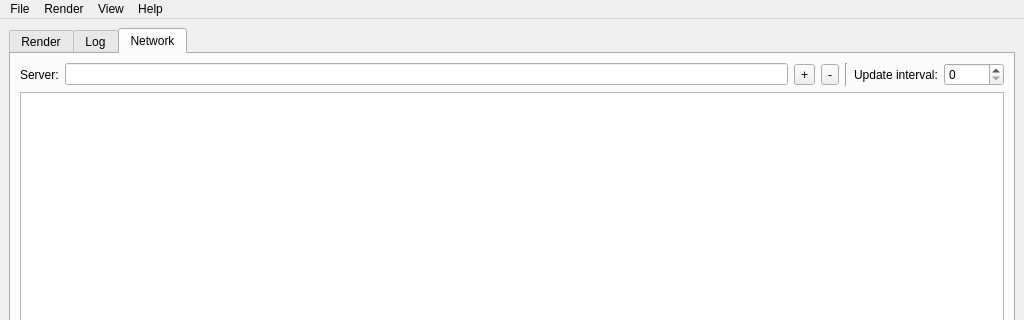
The window that qtgui/luxrender.ui (sungsoo/luxrender-lux) describes before a commit, drawn with Qt 5; both pictures show x 0 to 1024 and y 0 to 320 of the 1024 by 768 pixel window.
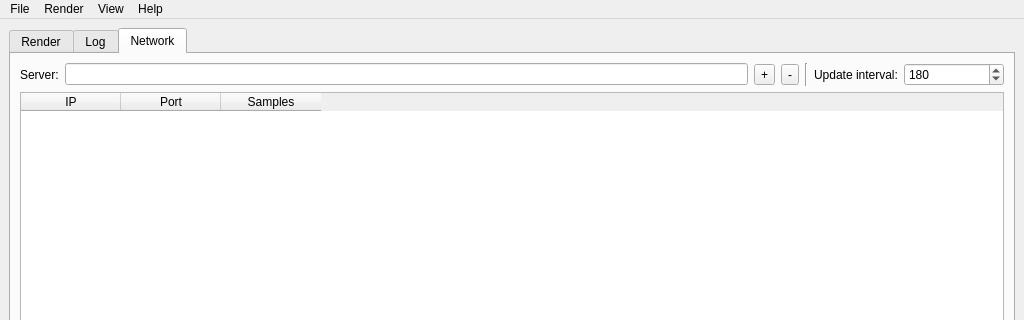
The same window after the commit. The open tabs and pages were chosen to show the change. Icons and pictures are not drawn.

Commit message: Implemented the network tab in the qt gui. It should now be roughly feature complete vs the wx gui. Tweaking of the lightgroup widget layout (patch by vIiRuS)

Diff of the .ui file:
```diff
--- a/qtgui/luxrender.ui
+++ b/qtgui/luxrender.ui
@@ -2445,7 +2445,35 @@
         <string>Network</string>
        </attribute>
        <layout class="QGridLayout" name="gridLayout_11">
-        <item row="0" column="0">
+        <item row="2" column="0">
+         <widget class="QTableWidget" name="table_servers">
+          <property name="editTriggers">
+           <set>QAbstractItemView::NoEditTriggers</set>
+          </property>
+          <property name="selectionBehavior">
+           <enum>QAbstractItemView::SelectRows</enum>
+          </property>
+          <property name="wordWrap">
+           <bool>true</bool>
+          </property>
+          <column>
+           <property name="text">
+            <string>IP</string>
+           </property>
+          </column>
+          <column>
+           <property name="text">
+            <string>Port</string>
+           </property>
+          </column>
+          <column>
+           <property name="text">
+            <string>Samples</string>
+           </property>
+          </column>
+         </widget>
+        </item>
+        <item row="1" column="0">
          <layout class="QHBoxLayout" name="horizontalLayout_3">
           <item>
            <widget class="QLabel" name="label_updateInterval">
@@ -2503,17 +2531,20 @@
            <widget class="QSpinBox" name="spinBox_updateInterval">
             <property name="minimumSize">
              <size>
-              <width>60</width>
+              <width>100</width>
               <height>0</height>
              </size>
             </property>
+            <property name="maximum">
+             <number>86400</number>
+            </property>
+            <property name="value">
+             <number>180</number>
+            </property>
            </widget>
           </item>
          </layout>
         </item>
-        <item row="1" column="0">
-         <widget class="QListView" name="listView_server"/>
-        </item>
        </layout>
       </widget>
      </widget>
```
Left out of the diff: 34 changed lines with no effect on the pictures. The commit also changes 3 other files.
